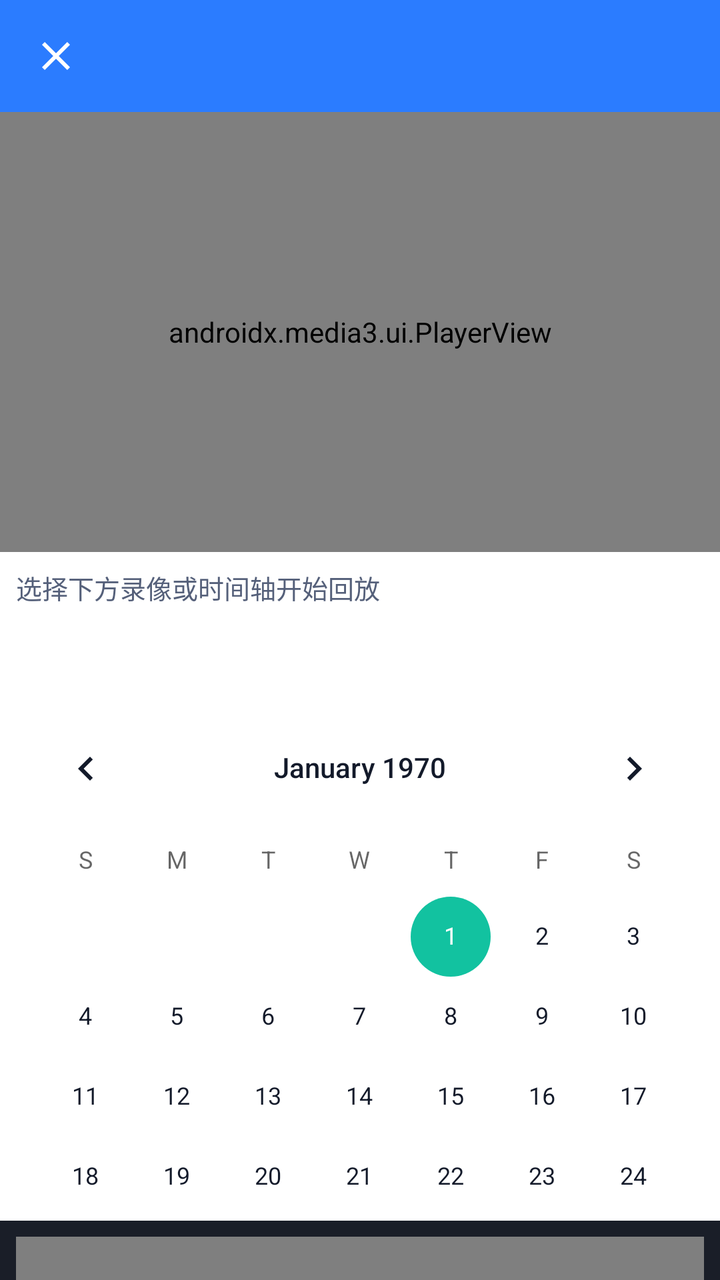
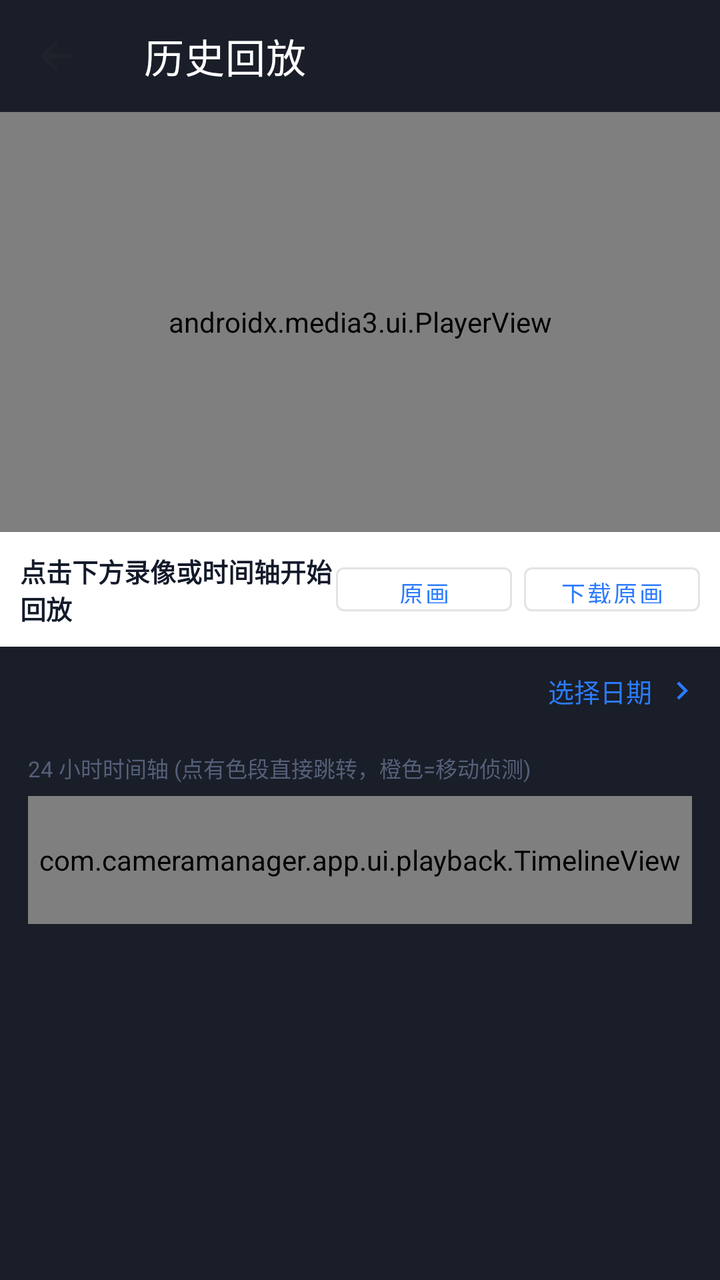

Screens rendered from an Android XML layout before and after an edit, with the pre-edit source and the edit as a unified diff.
<!-- AndroidManifest.xml: application theme Theme.CameraManager -->
<!-- res/layout/activity_playback.xml -->
<?xml version="1.0" encoding="utf-8"?>
<LinearLayout xmlns:android="http://schemas.android.com/apk/res/android"
    xmlns:app="http://schemas.android.com/apk/res-auto"
    android:layout_width="match_parent" android:layout_height="match_parent"
    android:orientation="vertical" android:background="@color/bg_dark">

    <com.google.android.material.appbar.MaterialToolbar android:id="@+id/toolbar"
        android:layout_width="match_parent" android:layout_height="?attr/actionBarSize"
        android:background="@color/brand_primary" app:titleTextColor="@color/white"
        app:navigationIcon="@drawable/ic_close"/>

    <androidx.media3.ui.PlayerView android:id="@+id/playerView"
        android:layout_width="match_parent" android:layout_height="220dp"
        android:background="#000000" app:resize_mode="fit"
        app:use_controller="true" app:show_buffering="when_playing"/>

    <TextView android:id="@+id/durationLabel"
        android:layout_width="match_parent" android:layout_height="wrap_content"
        android:padding="8dp" android:background="@color/bg_card"
        android:textColor="@color/text_secondary" android:textSize="13sp"
        android:text="选择下方录像或时间轴开始回放"/>

    <TextView android:id="@+id/dateLabel"
        android:layout_width="match_parent" android:layout_height="wrap_content"
        android:padding="10dp" android:textColor="@color/text_primary"
        android:textSize="14sp" android:textStyle="bold"
        android:background="@color/bg_card"/>

    <CalendarView android:id="@+id/calendarView"
        android:layout_width="match_parent" android:layout_height="260dp"
        android:theme="@style/AlertDialogDark"/>

    <com.cameramanager.app.ui.playback.TimelineView android:id="@+id/timeline"
        android:layout_width="match_parent" android:layout_height="64dp"
        android:layout_margin="8dp" android:background="@color/bg_card"
        android:padding="4dp"/>

    <FrameLayout android:layout_width="match_parent" android:layout_height="0dp"
        android:layout_weight="1">
        <androidx.recyclerview.widget.RecyclerView android:id="@+id/recycler"
            android:layout_width="match_parent" android:layout_height="match_parent"
            android:padding="6dp"/>
        <TextView android:id="@+id/empty"
            android:layout_width="wrap_content" android:layout_height="wrap_content"
            android:layout_gravity="center" android:gravity="center"
            android:textColor="@color/text_secondary" android:visibility="gone"
            android:text="@string/empty_recordings"/>
    </FrameLayout>
</LinearLayout>
<!-- resources referenced by this layout -->
<resources>
  <color name="bg_card">#FFFFFF</color>
  <color name="bg_dark">#1A1E28</color>
  <color name="brand_primary">#2B7CFF</color>
  <color name="text_primary">#131A2A</color>
  <color name="text_secondary">#55607A</color>
  <color name="white">#FFFFFF</color>
  <!-- drawable ic_close (drawable) -->
  <vector xmlns:android="http://schemas.android.com/apk/res/android"
      android:width="24dp" android:height="24dp"
      android:viewportWidth="24" android:viewportHeight="24"
      android:tint="@color/white">
      <path android:fillColor="@android:color/white"
          android:pathData="M19,6.41L17.59,5 12,10.59 6.41,5 5,6.41 10.59,12 5,17.59 6.41,19 12,13.41 17.59,19 19,17.59 13.41,12z"/>
  </vector>
  <string name="empty_recordings">当日无录像</string>
  <style name="AlertDialogDark" parent="AlertDialogLight" />
  <style name="Theme.CameraManager" parent="Theme.MaterialComponents.Light.NoActionBar">
          <item name="colorPrimary">@color/brand_primary</item>
          <item name="colorPrimaryVariant">@color/brand_primary_dark</item>
          <item name="colorOnPrimary">@color/white</item>
          <item name="colorSecondary">@color/brand_accent</item>
          <item name="colorOnSecondary">@color/white</item>
          <item name="colorSurface">@color/bg_card</item>
          <item name="colorOnSurface">@color/text_primary</item>
          <item name="colorError">@color/error_red</item>
          <item name="android:colorBackground">@color/bg_page</item>
          <item name="android:windowBackground">@color/bg_page</item>
          <item name="android:statusBarColor" tools:targetApi="l">@color/brand_primary</item>
          <item name="android:windowLightStatusBar" tools:targetApi="23">false</item>
          <item name="android:navigationBarColor" tools:targetApi="21">@color/white</item>
          <item name="android:windowLightNavigationBar" tools:targetApi="27">true</item>
          <item name="materialAlertDialogTheme">@style/AlertDialogLight</item>
      </style>
  <style name="AlertDialogLight" parent="ThemeOverlay.MaterialComponents.MaterialAlertDialog">
          <item name="android:background">@color/bg_card</item>
          <item name="android:textColorPrimary">@color/text_primary</item>
          <item name="colorSurface">@color/bg_card</item>
      </style>
  <color name="brand_primary_dark">#1E64D6</color>
  <color name="brand_accent">#12C2A0</color>
  <color name="error_red">#F5555B</color>
  <color name="bg_page">#F4F6FB</color>
</resources>

<!-- the commit's change to res/layout/activity_playback.xml (unified diff, before → after) -->
@@ -6,44 +6,96 @@
 
     <com.google.android.material.appbar.MaterialToolbar android:id="@+id/toolbar"
         android:layout_width="match_parent" android:layout_height="?attr/actionBarSize"
-        android:background="@color/brand_primary" app:titleTextColor="@color/white"
-        app:navigationIcon="@drawable/ic_close"/>
+        android:background="@color/bg_dark" app:titleTextColor="@color/white"
+        app:title="历史回放"
+        app:navigationIcon="@drawable/ic_back_dark"/>
 
     <androidx.media3.ui.PlayerView android:id="@+id/playerView"
-        android:layout_width="match_parent" android:layout_height="220dp"
+        android:layout_width="match_parent" android:layout_height="210dp"
         android:background="#000000" app:resize_mode="fit"
         app:use_controller="true" app:show_buffering="when_playing"/>
 
-    <TextView android:id="@+id/durationLabel"
+    
+    <LinearLayout
         android:layout_width="match_parent" android:layout_height="wrap_content"
-        android:padding="8dp" android:background="@color/bg_card"
-        android:textColor="@color/text_secondary" android:textSize="13sp"
-        android:text="选择下方录像或时间轴开始回放"/>
+        android:orientation="horizontal"
+        android:gravity="center_vertical"
+        android:background="@color/bg_card"
+        android:paddingHorizontal="10dp" android:paddingVertical="4dp">
+        <TextView android:id="@+id/durationLabel"
+            android:layout_width="0dp" android:layout_height="wrap_content"
+            android:layout_weight="1"
+            android:paddingVertical="6dp"
+            android:textColor="@color/text_primary" android:textSize="13sp"
+            android:textStyle="bold"
+            android:text="点击下方录像或时间轴开始回放"/>
+        <Button
+            android:id="@+id/btnQuality"
+            android:layout_width="wrap_content" android:layout_height="34dp"
+            android:layout_marginEnd="6dp"
+            style="?attr/materialButtonOutlinedStyle"
+            android:textSize="12sp"
+            android:text="原画"/>
+        <Button
+            android:id="@+id/btnDownload"
+            android:layout_width="wrap_content" android:layout_height="34dp"
+            style="?attr/materialButtonOutlinedStyle"
+            android:textSize="12sp"
+            android:text="下载原画"/>
+    </LinearLayout>
 
-    <TextView android:id="@+id/dateLabel"
+    
+    <LinearLayout
+        android:id="@+id/barDate"
         android:layout_width="match_parent" android:layout_height="wrap_content"
-        android:padding="10dp" android:textColor="@color/text_primary"
-        android:textSize="14sp" android:textStyle="bold"
-        android:background="@color/bg_card"/>
+        android:orientation="horizontal"
+        android:gravity="center_vertical"
+        android:paddingStart="14dp" android:paddingEnd="10dp"
+        android:paddingVertical="12dp"
+        android:background="?attr/selectableItemBackground"
+        android:clickable="true">
+        <TextView android:id="@+id/dateLabel"
+            android:layout_width="0dp" android:layout_height="wrap_content"
+            android:layout_weight="1"
+            android:textColor="@color/text_primary"
+            android:textSize="15sp" android:textStyle="bold"/>
+        <TextView android:layout_width="wrap_content" android:layout_height="wrap_content"
+            android:text="选择日期" android:textColor="@color/brand_primary"
+            android:textSize="13sp" android:layout_marginEnd="6dp"/>
+        <ImageView android:layout_width="18dp" android:layout_height="18dp"
+            android:src="@drawable/ic_chevron_right"
+            app:tint="@color/brand_primary"/>
+    </LinearLayout>
 
     <CalendarView android:id="@+id/calendarView"
-        android:layout_width="match_parent" android:layout_height="260dp"
+        android:layout_width="match_parent" android:layout_height="wrap_content"
+        android:visibility="gone"
         android:theme="@style/AlertDialogDark"/>
+
+    <TextView
+        android:layout_width="match_parent" android:layout_height="wrap_content"
+        android:text="24 小时时间轴 (点有色段直接跳转，橙色=移动侦测)"
+        android:textSize="11sp" android:textColor="@color/text_secondary"
+        android:paddingStart="14dp" android:paddingEnd="14dp"
+        android:paddingTop="8dp"/>
 
     <com.cameramanager.app.ui.playback.TimelineView android:id="@+id/timeline"
         android:layout_width="match_parent" android:layout_height="64dp"
-        android:layout_margin="8dp" android:background="@color/bg_card"
+        android:layout_marginHorizontal="14dp" android:layout_marginVertical="6dp"
+        android:background="@drawable/bg_ptz_center"
         android:padding="4dp"/>
 
     <FrameLayout android:layout_width="match_parent" android:layout_height="0dp"
         android:layout_weight="1">
         <androidx.recyclerview.widget.RecyclerView android:id="@+id/recycler"
             android:layout_width="match_parent" android:layout_height="match_parent"
-            android:padding="6dp"/>
+            android:paddingHorizontal="10dp" android:paddingVertical="4dp"/>
         <TextView android:id="@+id/empty"
             android:layout_width="wrap_content" android:layout_height="wrap_content"
             android:layout_gravity="center" android:gravity="center"
             android:textColor="@color/text_secondary" android:visibility="gone"
-            android:text="@string/empty_recordings"/>
+            android:textSize="13sp"
+            android:padding="20dp"
+            android:text="当日暂无录像\n· 请确认摄像头已开启移动侦测或定时录像\n· 录像可存在TF卡或本地App录制"/>
     </FrameLayout>
 </LinearLayout>
<!-- resource entries referenced after the edit -->
@@ -6,15 +6,34 @@
   <color name="text_primary">#131A2A</color>
   <color name="text_secondary">#55607A</color>
   <color name="white">#FFFFFF</color>
-  <!-- drawable ic_close (drawable) -->
+  <!-- drawable bg_ptz_center (drawable) -->
+  <?xml version="1.0" encoding="utf-8"?>
+  <shape xmlns:android="http://schemas.android.com/apk/res/android" android:shape="oval">
+      <gradient
+          android:startColor="#2B7CFF"
+          android:centerColor="#4D8CFF"
+          android:endColor="#1E64D6"
+          android:type="radial"
+          android:gradientRadius="50%p"/>
+      <stroke android:width="0.8dp" android:color="#80FFFFFF"/>
+  </shape>
+  <!-- drawable ic_back_dark (drawable) -->
+  <vector xmlns:android="http://schemas.android.com/apk/res/android"
+      android:width="24dp" android:height="24dp"
+      android:viewportWidth="24" android:viewportHeight="24">
+      <path android:fillColor="#1E222B"
+          android:pathData="M20,11H7.8l5.6,-5.6L12,4l-8,8l8,8l1.4,-1.4L7.8,13H20v-2z"/>
+  </vector>
+  <!-- drawable ic_chevron_right (drawable) -->
+  <?xml version="1.0" encoding="utf-8"?>
   <vector xmlns:android="http://schemas.android.com/apk/res/android"
       android:width="24dp" android:height="24dp"
       android:viewportWidth="24" android:viewportHeight="24"
-      android:tint="@color/white">
-      <path android:fillColor="@android:color/white"
-          android:pathData="M19,6.41L17.59,5 12,10.59 6.41,5 5,6.41 10.59,12 5,17.59 6.41,19 12,13.41 17.59,19 19,17.59 13.41,12z"/>
+      android:tint="#5C6678">
+      <path
+          android:fillColor="@android:color/white"
+          android:pathData="M10,6l-1.41,1.41L13.17,12l-4.58,4.59L10,18l6,-6z"/>
   </vector>
-  <string name="empty_recordings">当日无录像</string>
   <style name="AlertDialogDark" parent="AlertDialogLight" />
   <style name="Theme.CameraManager" parent="Theme.MaterialComponents.Light.NoActionBar">
           <item name="colorPrimary">@color/brand_primary</item>
